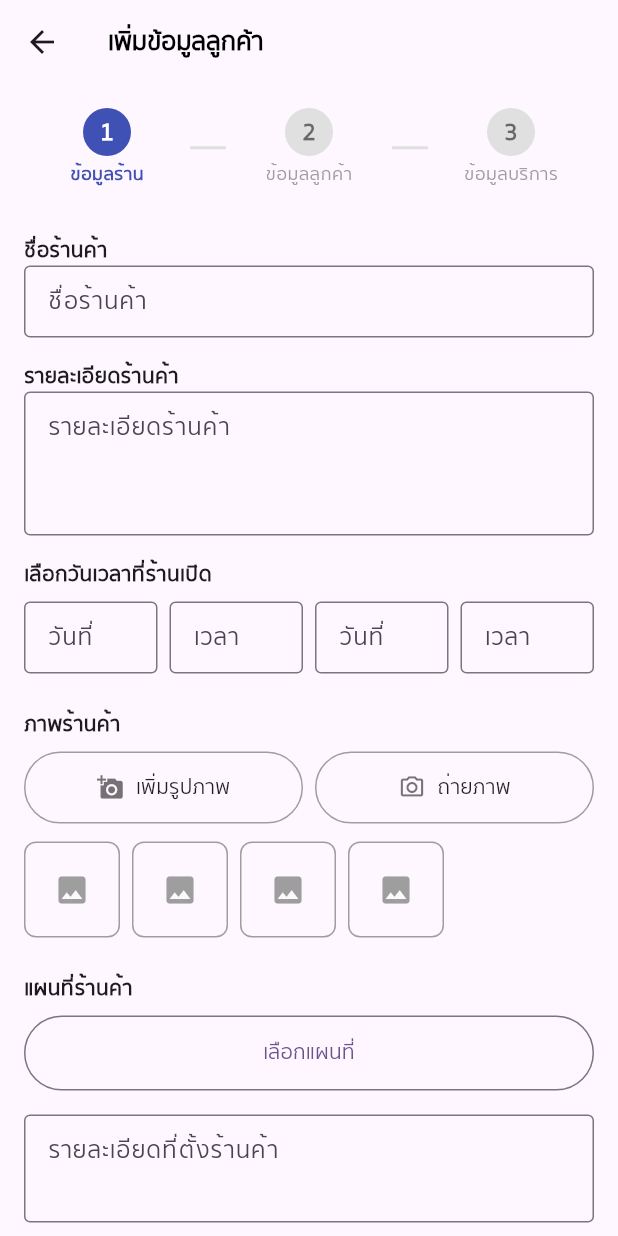
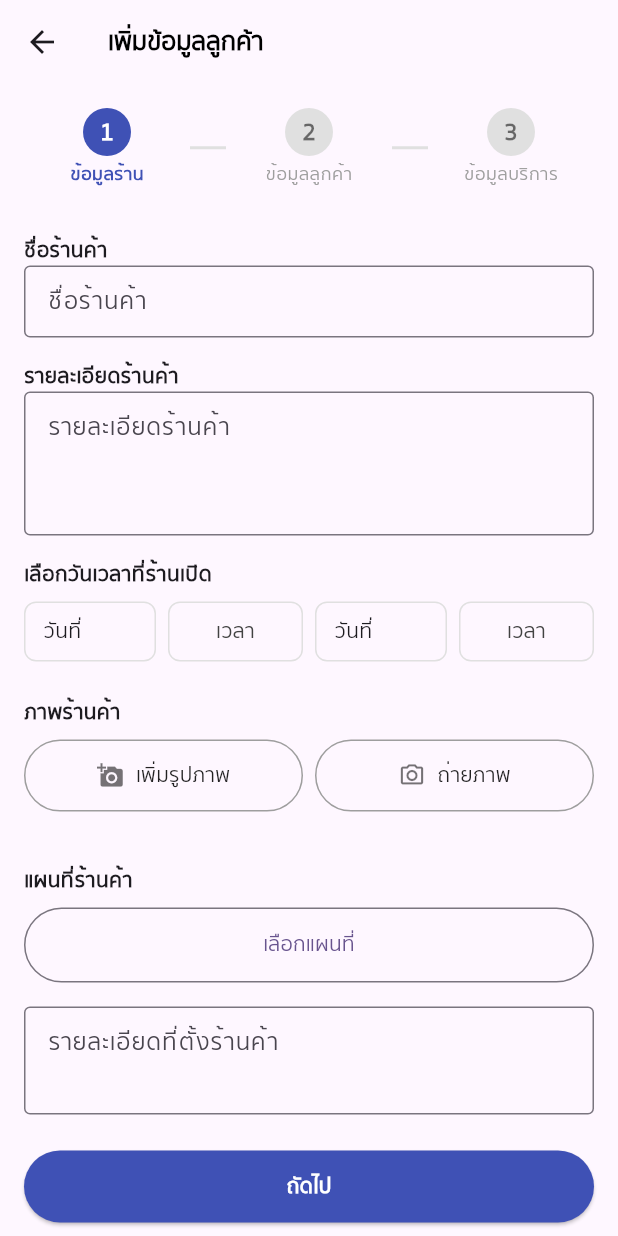
Before and after one commit to AshaTechCorporation/ksice, a Flutter app: the CustomerPage screen opened directly, on a phone screen of 412 x 824 dp. Run offline on Flutter 3.47's test engine with Material 3 defaults, Android fonts, the phone set to English and light mode, and no system bars; our stand-ins replace geolocator, google_maps_flutter, image_picker, shared_preferences, syncfusion_flutter_gauges; accounts and stored records are empty.

Commit message:
edit customer pag

```diff
--- a/lib/employee/home/customerPage.dart
+++ b/lib/employee/home/customerPage.dart
@@ -1,4 +1,7 @@
+import 'dart:io';
+
 import 'package:flutter/material.dart';
+import 'package:image_picker/image_picker.dart';
 
 class CustomerPage extends StatefulWidget {
   const CustomerPage({super.key});
@@ -9,6 +12,60 @@ class CustomerPage extends StatefulWidget {
 
 class _CustomerPageState extends State<CustomerPage> with TickerProviderStateMixin {
   late TabController _tabController;
+  final Map<String, bool> daySelected = {
+  'วันจันทร์': true,
+  'วันอังคาร': true,
+  'วันพุธ': true,
+  'วันพฤหัสบดี': true,
+  'วันศุกร์': true,
+  'วันเสาร์': true,
+  'วันอาทิตย์': true,
+};
+List<File> selectedImages = [];
+int iceTankQty = 3;
+int iceCubeQty = 1;
+List<File> shopImages = [];
+
+TextEditingController openDateController = TextEditingController();
+TextEditingController openTimeController = TextEditingController();
+TextEditingController closeDateController = TextEditingController();
+TextEditingController closeTimeController = TextEditingController();
+
+final Map<String, TextEditingController> startControllers = {};
+final Map<String, TextEditingController> endControllers = {};
+
+
+Future<void> _selectTime(TextEditingController controller) async {
+  final TimeOfDay? picked = await showTimePicker(
+    context: context,
+    initialTime: TimeOfDay.now(),
+  );
+  if (picked != null) {
+    controller.text = picked.format(context);
+  }
+}
+
+Future<void> _pickImage() async {
+  final picker = ImagePicker();
+  final picked = await picker.pickImage(source: ImageSource.gallery);
+  if (picked != null) {
+    setState(() {
+      selectedImages.add(File(picked.path));
+    });
+  }
+}
+
+Future<void> _pickShopImage({required bool fromCamera}) async {
+  final picker = ImagePicker();
+  final picked = await picker.pickImage(
+    source: fromCamera ? ImageSource.camera : ImageSource.gallery,
+  );
+
+  if (picked != null) {
+    setState(() => shopImages.add(File(picked.path)));
+  }
+}
+
 
   @override
   void initState() {
@@ -125,13 +182,13 @@ class _CustomerPageState extends State<CustomerPage> with TickerProviderStateMix
         SizedBox(height: 8),
         Row(
           children: [
-              _dateTimeField('วันที่'),
+            _datePickerField(openDateController, 'วันที่'),
             SizedBox(width: 8),
-              _dateTimeField('เวลา'),
+            _timePickerField(openTimeController),
             SizedBox(width: 8),
-              _dateTimeField('วันที่'),
+            _datePickerField(closeDateController, 'วันที่'),
             SizedBox(width: 8),
-              _dateTimeField('เวลา'),
+            _timePickerField(closeTimeController),
           ],
         ),
         SizedBox(height: 24),
@@ -140,30 +197,48 @@ class _CustomerPageState extends State<CustomerPage> with TickerProviderStateMix
         SizedBox(height: 8),
         Row(
           children: [
-              Expanded(child: _imageButton('เพิ่มรูปภาพ', Icons.add_a_photo)),
+            Expanded(child: _imageButton('เพิ่มรูปภาพ', Icons.add_a_photo, fromCamera: false)),
             SizedBox(width: 8),
-              Expanded(child: _imageButton('ถ่ายภาพ', Icons.camera_alt_outlined)),
+            Expanded(child: _imageButton('ถ่ายภาพ', Icons.camera_alt_outlined, fromCamera: true)),
           ],
         ),
         SizedBox(height: 12),
 
-          // preview image placeholders
-          Row(
-            children: List.generate(4, (index) {
-              return Padding(
+        // preview รูปภาพที่เลือก
+        if (shopImages.isNotEmpty)
+          SingleChildScrollView(
+            scrollDirection: Axis.horizontal,
+            child: Row(
+              children: shopImages.asMap().entries.map((entry) {
+                final index = entry.key;
+                final file = entry.value;
+                return Stack(
+                  children: [
+                    Padding(
                       padding: EdgeInsets.only(right: 8),
-                child: Container(
-                  width: 64,
-                  height: 64,
-                  decoration: BoxDecoration(
-                    border: Border.all(color: Colors.grey),
+                      child: ClipRRect(
                         borderRadius: BorderRadius.circular(8),
+                        child: Image.file(file, width: 64, height: 64, fit: BoxFit.cover),
                       ),
-                  child: Icon(Icons.image, color: Colors.grey),
                     ),
+                    Positioned(
+                      top: 0,
+                      right: 0,
+                      child: GestureDetector(
+                        onTap: () => setState(() => shopImages.removeAt(index)),
+                        child: CircleAvatar(
+                          radius: 10,
+                          backgroundColor: Colors.black54,
+                          child: Icon(Icons.close, size: 14, color: Colors.white),
+                        ),
+                      ),
+                    ),
+                  ],
                 );
-            }),
+              }).toList(),
             ),
+          ),
+
         SizedBox(height: 24),
 
         _label('แผนที่ร้านค้า'),
@@ -180,7 +255,6 @@ class _CustomerPageState extends State<CustomerPage> with TickerProviderStateMix
         _textField('รายละเอียดที่ตั้งร้านค้า', maxLines: 2),
         SizedBox(height: 24),
 
-          // ปุ่มถัดไป
         SizedBox(
           width: double.infinity,
           height: 48,
@@ -196,6 +270,37 @@ class _CustomerPageState extends State<CustomerPage> with TickerProviderStateMix
     ),
   );
 }
+
+Widget _datePickerField(TextEditingController controller, String hint) {
+  return Expanded(
+    child: GestureDetector(
+      onTap: () async {
+        final picked = await showDatePicker(
+          context: context,
+          initialDate: DateTime.now(),
+          firstDate: DateTime(2000),
+          lastDate: DateTime(2100),
+        );
+        if (picked != null) {
+          setState(() {
+            controller.text = '${picked.day}/${picked.month}/${picked.year}';
+          });
+        }
+      },
+      child: Container(
+        height: 40,
+        padding: EdgeInsets.symmetric(horizontal: 12),
+        decoration: BoxDecoration(
+          border: Border.all(color: Colors.grey.shade300),
+          borderRadius: BorderRadius.circular(8),
+        ),
+        alignment: Alignment.centerLeft,
+        child: Text(controller.text.isEmpty ? hint : controller.text),
+      ),
+    ),
+  );
+}
+
 
   Widget _tabTwoContent() {
   return SingleChildScrollView(
@@ -245,7 +350,7 @@ class _CustomerPageState extends State<CustomerPage> with TickerProviderStateMix
 }
 
 Widget _tabThreeContent() {
-  final days = ['วันจันทร์', 'วันอังคาร', 'วันพุธ', 'วันพฤหัสบดี', 'วันศุกร์', 'วันเสาร์', 'วันอาทิตย์'];
+  final days = daySelected.keys.toList();
 
   return SingleChildScrollView(
     padding: EdgeInsets.all(16),
@@ -253,71 +358,116 @@ Widget _tabThreeContent() {
       crossAxisAlignment: CrossAxisAlignment.start,
       children: [
         Text('เลือกวันเวลาที่ต้องการส่ง', style: TextStyle(fontWeight: FontWeight.bold)),
+        SizedBox(height: 12),
 
-        SizedBox(height: 8),
-        ...days.map((day) => Padding(
-              padding: EdgeInsets.symmetric(vertical: 4),
+        ...days.map((day) {
+          startControllers.putIfAbsent(day, () => TextEditingController());
+          endControllers.putIfAbsent(day, () => TextEditingController());
+
+          return Padding(
+            padding: const EdgeInsets.symmetric(vertical: 6),
             child: Row(
               children: [
-                  Expanded(
-                    child: Row(
-                      children: [
-                        Icon(Icons.check_circle, color: Colors.indigo, size: 20),
+                Expanded(child: Text(day)),
+                Switch(
+                  value: daySelected[day] ?? false,
+                  onChanged: (val) {
+                    setState(() {
+                      daySelected[day] = val;
+                    });
+                  },
+                  activeColor: Colors.indigo,
+                ),
                 SizedBox(width: 8),
-                        Text(day),
+                _timePickerField(startControllers[day]!),
+                Padding(
+                  padding: const EdgeInsets.symmetric(horizontal: 6),
+                  child: Text('-', style: TextStyle(fontSize: 16, color: Colors.grey.shade700)),
+                ),
+                _timePickerField(endControllers[day]!),
               ],
             ),
-                  ),
-                  SizedBox(width: 8),
-                  _timeField(),
-                  SizedBox(width: 8),
-                  _timeField(),
-                ],
-              ),
-            )),
+          );
+        }),
 
-        SizedBox(height: 16),
+        SizedBox(height: 24),
         Text('เพิ่มรายการสินค้า', style: TextStyle(fontWeight: FontWeight.bold)),
+        SizedBox(height: 12),
 
-        SizedBox(height: 8),
         Align(
           alignment: Alignment.centerRight,
           child: ElevatedButton(
-            onPressed: () {
-              // เพิ่มสินค้า
-            },
+            onPressed: _pickImage,
             style: ElevatedButton.styleFrom(
-              backgroundColor: Colors.indigo,
-              shape: CircleBorder(),
-              padding: EdgeInsets.all(10),
+              backgroundColor: Colors.white,
+              side: BorderSide(color: Colors.indigo),
+              shape: RoundedRectangleBorder(borderRadius: BorderRadius.circular(6)),
+              padding: const EdgeInsets.symmetric(horizontal: 14, vertical: 10),
             ),
-            child: Icon(Icons.add, color: Colors.white),
+            child: Icon(Icons.add, color: Colors.indigo),
           ),
         ),
 
         SizedBox(height: 16),
 
-        // สินค้า 1
+        if (selectedImages.isNotEmpty)
+          SingleChildScrollView(
+            scrollDirection: Axis.horizontal,
+            child: Row(
+              children: selectedImages.asMap().entries.map((entry) {
+                int index = entry.key;
+                File file = entry.value;
+                return Stack(
+                  children: [
+                    Padding(
+                      padding: const EdgeInsets.only(right: 8),
+                      child: ClipRRect(
+                        borderRadius: BorderRadius.circular(8),
+                        child: Image.file(file, width: 100, height: 80, fit: BoxFit.cover),
+                      ),
+                    ),
+                    Positioned(
+                      top: 0,
+                      right: 0,
+                      child: GestureDetector(
+                        onTap: () {
+                          setState(() {
+                            selectedImages.removeAt(index);
+                          });
+                        },
+                        child: CircleAvatar(
+                          radius: 12,
+                          backgroundColor: Colors.black54,
+                          child: Icon(Icons.close, size: 16, color: Colors.white),
+                        ),
+                      ),
+                    )
+                  ],
+                );
+              }).toList(),
+            ),
+          ),
+
+        SizedBox(height: 16),
         _productCard(
-          imageUrl: 'https://i.imgur.com/w1urxVi.png',
           title: 'ถังน้ำแข็ง',
           options: ['เล็ก', 'กลาง', 'ใหญ่'],
-          quantity: 3,
+          quantity: iceTankQty,
+          onAdd: () => setState(() => iceTankQty++),
+          onRemove: () => setState(() => iceTankQty = (iceTankQty > 0) ? iceTankQty - 1 : 0),
         ),
 
-        SizedBox(height: 12),
+        Divider(),
 
-        // สินค้า 2
         _productCard(
-          imageUrl: 'https://i.imgur.com/ZK1dLkH.png',
           title: 'น้ำแข็งก้อน',
           options: [],
-          quantity: 1,
+          quantity: iceCubeQty,
+          onAdd: () => setState(() => iceCubeQty++),
+          onRemove: () => setState(() => iceCubeQty = (iceCubeQty > 0) ? iceCubeQty - 1 : 0),
         ),
 
         SizedBox(height: 24),
-
-        // ปุ่มถัดไป
         SizedBox(
           width: double.infinity,
           height: 48,
@@ -335,92 +485,115 @@ Widget _tabThreeContent() {
   );
 }
 
-Widget _timeField() {
-  return Expanded(
-    child: TextField(
-      readOnly: true,
-      decoration: InputDecoration(
-        hintText: 'เวลา',
-        contentPadding: EdgeInsets.symmetric(horizontal: 10),
-        border: OutlineInputBorder(),
+
+Widget _timePickerField(TextEditingController controller) {
+  return GestureDetector(
+    onTap: () async {
+      final TimeOfDay? picked = await showTimePicker(
+        context: context,
+        initialTime: TimeOfDay.now(),
+      );
+      if (picked != null) {
+        final now = DateTime.now();
+        final selected = DateTime(now.year, now.month, now.day, picked.hour, picked.minute);
+        final timeString = TimeOfDay.fromDateTime(selected).format(context);
+        setState(() {
+          controller.text = timeString;
+        });
+      }
+    },
+    child: Container(
+      width: 90,
+      height: 40,
+      padding: EdgeInsets.symmetric(horizontal: 8),
+      decoration: BoxDecoration(
+        border: Border.all(color: Colors.grey.shade300),
+        borderRadius: BorderRadius.circular(8),
+      ),
+      alignment: Alignment.center,
+      child: Text(
+        controller.text.isEmpty ? 'เวลา' : controller.text,
+        style: TextStyle(color: Colors.grey.shade800),
       ),
     ),
   );
 }
 
+
 Widget _productCard({
-  required String imageUrl,
   required String title,
   required List<String> options,
   required int quantity,
+  required VoidCallback onAdd,
+  required VoidCallback onRemove,
 }) {
-  return Container(
-    padding: EdgeInsets.all(12),
+  return Column(
+    crossAxisAlignment: CrossAxisAlignment.start,
+    children: [
+      Row(
+        children: [
+          Text(title, style: TextStyle(fontWeight: FontWeight.bold)),
+          Spacer(),
+          IconButton(onPressed: () {}, icon: Icon(Icons.delete, color: Colors.grey)),
+        ],
+      ),
+      if (options.isNotEmpty)
+        Row(
+          children: options.map((option) {
+            return Padding(
+              padding: const EdgeInsets.only(right: 8),
+              child: Container(
+                padding: const EdgeInsets.symmetric(horizontal: 12, vertical: 4),
+                decoration: BoxDecoration(
+                  border: Border.all(color: Colors.grey.shade400),
+                  borderRadius: BorderRadius.circular(20),
+                ),
+                child: Text(option),
+              ),
+            );
+          }).toList(),
+        ),
+      SizedBox(height: 8),
+      Row(
+        children: [
+          Text('จำนวน'),
+          SizedBox(width: 8),
+          IconButton(
+            onPressed: onRemove,
+            icon: Icon(Icons.remove_circle_outline, color: Colors.indigo),
+          ),
+          Text('$quantity', style: TextStyle(fontWeight: FontWeight.bold)),
+          IconButton(
+            onPressed: onAdd,
+            icon: Icon(Icons.add_circle_outline, color: Colors.indigo),
+          ),
+        ],
+      ),
+    ],
+  );
+}
+
+Widget _timeField() {
+  return Expanded(
+    child: Container(
+      height: 40,
+      padding: EdgeInsets.symmetric(horizontal: 8),
       decoration: BoxDecoration(
         border: Border.all(color: Colors.grey.shade300),
         borderRadius: BorderRadius.circular(8),
       ),
-    child: Column(
-      crossAxisAlignment: CrossAxisAlignment.start,
-      children: [
-        // รูปสินค้า
-        Row(
-          children: [
-            ClipRRect(
-              borderRadius: BorderRadius.circular(8),
-              child: Image.network(
-                imageUrl,
-                width: 100,
-                height: 100,
-                fit: BoxFit.cover,
-              ),
-            ),
-            SizedBox(width: 12),
-            Expanded(
-              child: Column(
-                crossAxisAlignment: CrossAxisAlignment.start,
-                children: [
-                  Text(title, style: TextStyle(fontWeight: FontWeight.bold)),
-                  SizedBox(height: 8),
-                  if (options.isNotEmpty)
-                    Wrap(
-                      spacing: 8,
-                      children: options
-                          .map((option) => OutlinedButton(
-                                onPressed: () {},
-                                child: Text(option),
-                              ))
-                          .toList(),
-                    ),
-                  SizedBox(height: 8),
-                  Row(
-                    children: [
-                      IconButton(
-                        onPressed: () {},
-                        icon: Icon(Icons.remove_circle_outline),
-                      ),
-                      Text('$quantity'),
-                      IconButton(
-                        onPressed: () {},
-                        icon: Icon(Icons.add_circle_outline),
-                      ),
-                    ],
-                  )
-                ],
-              ),
-            ),
-            IconButton(
-              onPressed: () {},
-              icon: Icon(Icons.delete_outline),
-            ),
-          ],
-        ),
-      ],
+      alignment: Alignment.centerLeft,
+      child: Text('เวลา', style: TextStyle(color: Colors.grey.shade600)),
     ),
   );
 }
 
-
+Widget _productImage(String url) {
+  return ClipRRect(
+    borderRadius: BorderRadius.circular(8),
+    child: Image.network(url, width: 100, height: 80, fit: BoxFit.cover),
+  );
+}
 
 
   Widget _noDataContent() {
@@ -444,9 +617,9 @@ Widget _productCard({
     );
   }
 
-  Widget _imageButton(String label, IconData icon) {
+  Widget _imageButton(String label, IconData icon, {required bool fromCamera}) {
   return OutlinedButton.icon(
-      onPressed: () {},
+    onPressed: () => _pickShopImage(fromCamera: fromCamera),
     icon: Icon(icon, color: Colors.black54),
     label: Text(label, style: TextStyle(color: Colors.black87)),
     style: OutlinedButton.styleFrom(
```
Lines whose indentation alone changed are shown as unchanged.
